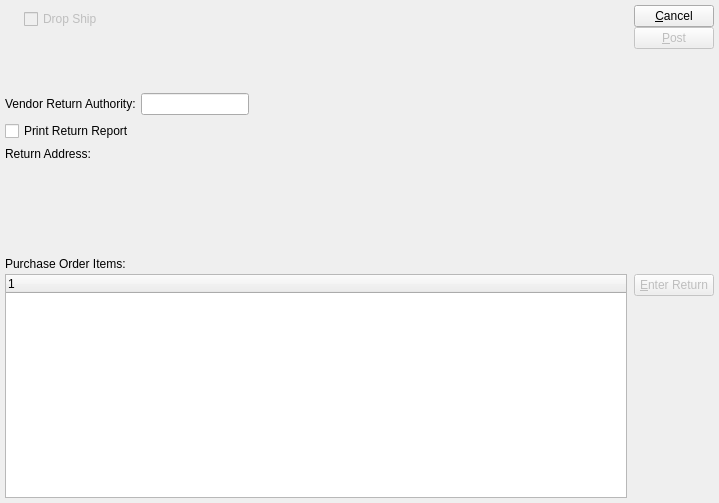
Above: guiclient/enterPoReturn.ui from discountscott/qt-client before the change. Below: the same form after it.
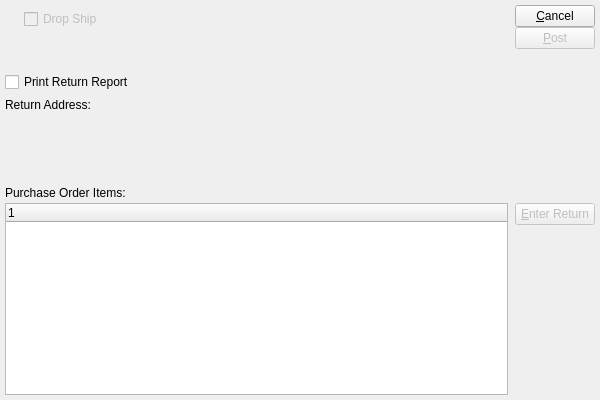
That is the form after the change. Custom widgets are drawn as their Qt base class.

What changed in the file:
```diff
--- a/guiclient/enterPoReturn.ui
+++ b/guiclient/enterPoReturn.ui
@@ -13,8 +13,8 @@
    <rect>
     <x>0</x>
     <y>0</y>
-    <width>719</width>
-    <height>503</height>
+    <width>600</width>
+    <height>400</height>
    </rect>
   </property>
   <property name="windowTitle">
@@ -115,33 +115,6 @@
          </item>
         </layout>
        </item>
-       <item>
-        <layout class="QHBoxLayout" name="horizontalLayout">
-         <item>
-          <widget class="XLabel" name="_rmaLit">
-           <property name="text">
-            <string>Vendor Return Authority:</string>
-           </property>
-          </widget>
-         </item>
-         <item>
-          <widget class="XLineEdit" name="_rma"/>
-         </item>
-         <item>
-          <spacer name="horizontalSpacer">
-           <property name="orientation">
-            <enum>Qt::Horizontal</enum>
-           </property>
-           <property name="sizeHint" stdset="0">
-            <size>
-             <width>40</width>
-             <height>20</height>
-            </size>
-           </property>
-          </spacer>
-         </item>
-        </layout>
-       </item>
        <item>
         <widget class="XCheckBox" name="_printReport">
          <property name="text">
@@ -388,16 +361,6 @@
    <extends>QCheckBox</extends>
    <header>xcheckbox.h</header>
   </customwidget>
-  <customwidget>
-   <class>XLabel</class>
-   <extends>QLabel</extends>
-   <header>xlabel.h</header>
-  </customwidget>
-  <customwidget>
-   <class>XLineEdit</class>
-   <extends>QLineEdit</extends>
-   <header>xlineedit.h</header>
-  </customwidget>
   <customwidget>
    <class>XTreeWidget</class>
    <extends>QTreeWidget</extends>
```
Left out of the diff: 66 changed lines with no effect on the pictures.
